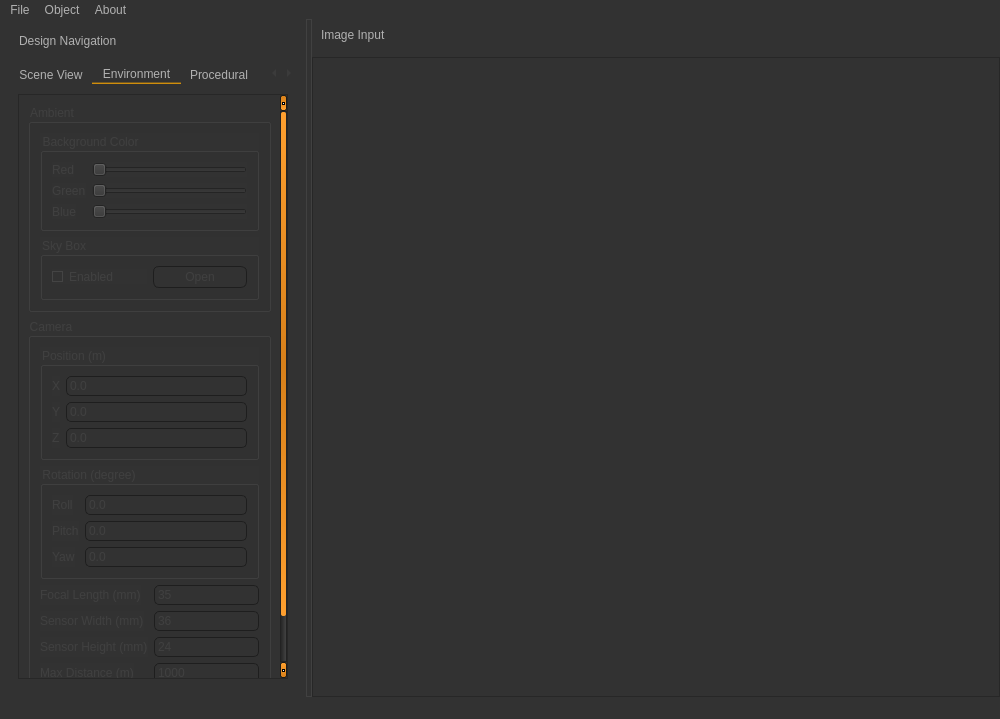
Above: editor/window_editor.ui from e8yes/e8yes-terrain before the change. Below: the same form after it.
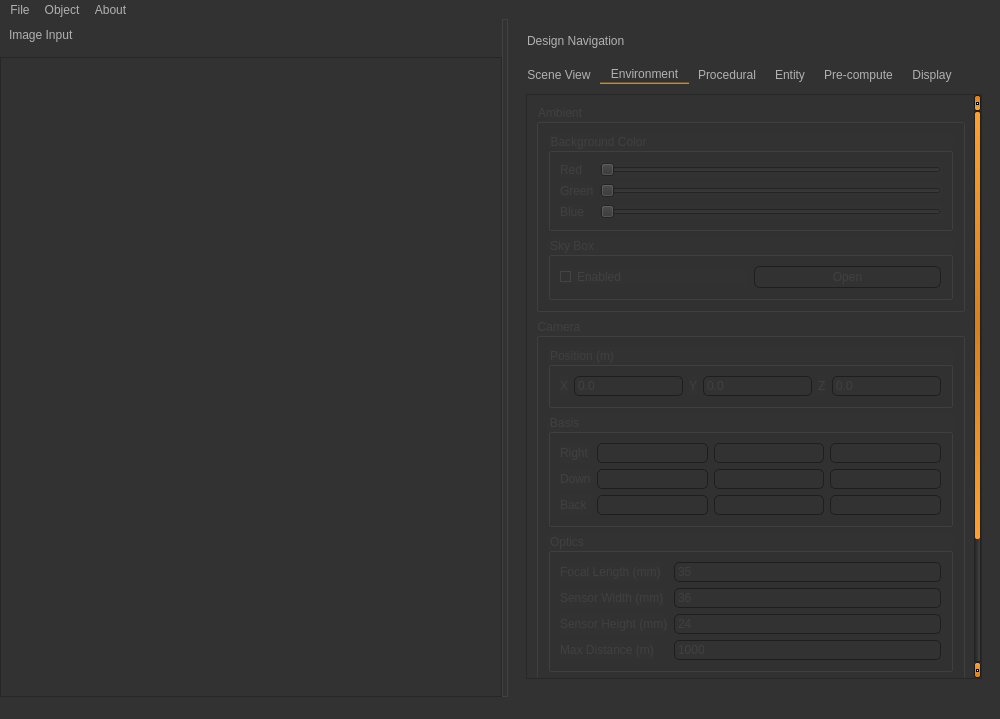
That is the form after the change. The open tabs and pages were chosen to show the change. Icons and pictures are not drawn.

Commit message: Defines the camera's rotation by basis vectors.

Diff of the .ui file:
```diff
--- a/editor/window_editor.ui
+++ b/editor/window_editor.ui
@@ -601,7 +601,7 @@
     <string>Design Navigation</string>
    </property>
    <attribute name="dockWidgetArea">
-    <number>1</number>
+    <number>2</number>
    </attribute>
    <widget class="QWidget" name="design_nav_dock_content">
     <layout class="QVBoxLayout" name="verticalLayout_3">
@@ -627,7 +627,7 @@
             <bool>false</bool>
            </property>
            <property name="selectionMode">
-            <enum>QAbstractItemView::MultiSelection</enum>
+            <enum>QAbstractItemView::SingleSelection</enum>
            </property>
            <property name="selectionBehavior">
             <enum>QAbstractItemView::SelectRows</enum>
@@ -664,8 +664,8 @@
              <rect>
               <x>0</x>
               <y>0</y>
-              <width>326</width>
-              <height>695</height>
+              <width>380</width>
+              <height>819</height>
              </rect>
             </property>
             <layout class="QVBoxLayout" name="verticalLayout_13">
@@ -778,31 +778,13 @@
                <layout class="QVBoxLayout" name="verticalLayout_12">
                 <item>
                  <widget class="QGroupBox" name="camera_pos_group">
+                  <property name="enabled">
+                   <bool>false</bool>
+                  </property>
                   <property name="title">
                    <string>Position (m)</string>
                   </property>
-                  <layout class="QFormLayout" name="formLayout_5">
-                   <item row="0" column="0">
-                    <widget class="QLabel" name="camera_pos_x_label">
-                     <property name="text">
-                      <string>X</string>
-                     </property>
-                    </widget>
-                   </item>
-                   <item row="1" column="0">
-                    <widget class="QLabel" name="camera_pos_y_label">
-                     <property name="text">
-                      <string>Y</string>
-                     </property>
-                    </widget>
-                   </item>
-                   <item row="2" column="0">
-                    <widget class="QLabel" name="camera_pos_z_label">
-                     <property name="text">
-                      <string>Z</string>
-                     </property>
-                    </widget>
-                   </item>
+                  <layout class="QGridLayout" name="gridLayout">
                    <item row="0" column="1">
                     <widget class="QLineEdit" name="camera_pos_x_edit">
                      <property name="text">
@@ -810,14 +792,35 @@
                      </property>
                     </widget>
                    </item>
-                   <item row="1" column="1">
+                   <item row="0" column="2">
+                    <widget class="QLabel" name="camera_pos_y_label">
+                     <property name="text">
+                      <string>Y</string>
+                     </property>
+                    </widget>
+                   </item>
+                   <item row="0" column="3">
                     <widget class="QLineEdit" name="camera_pos_y_edit">
                      <property name="text">
                       <string>0.0</string>
                      </property>
                     </widget>
                    </item>
-                   <item row="2" column="1">
+                   <item row="0" column="0">
+                    <widget class="QLabel" name="camera_pos_x_label">
+                     <property name="text">
+                      <string>X</string>
+                     </property>
+                    </widget>
+                   </item>
+                   <item row="0" column="4">
+                    <widget class="QLabel" name="camera_pos_z_label">
+                     <property name="text">
+                      <string>Z</string>
+                     </property>
+                    </widget>
+                   </item>
+                   <item row="0" column="5">
                     <widget class="QLineEdit" name="camera_pos_z_edit">
                      <property name="text">
                       <string>0.0</string>
@@ -828,80 +831,90 @@
                  </widget>
                 </item>
                 <item>
-                 <widget class="QGroupBox" name="camera_rot_group">
+                 <widget class="QGroupBox" name="camera_basis_group">
                   <property name="title">
-                   <string>Rotation (degree)</string>
+                   <string>Basis</string>
                   </property>
-                  <layout class="QFormLayout" name="formLayout_6">
-                   <item row="0" column="0">
-                    <widget class="QLabel" name="camera_rot_roll_label">
-                     <property name="text">
-                      <string>Roll</string>
-                     </property>
-                    </widget>
-                   </item>
-                   <item row="1" column="0">
-                    <widget class="QLabel" name="camera_rot_pitch_label">
-                     <property name="text">
-                      <string>Pitch</string>
-                     </property>
-                    </widget>
-                   </item>
-                   <item row="2" column="0">
-                    <widget class="QLabel" name="camera_rot_yaw_label">
-                     <property name="text">
-                      <string>Yaw</string>
-                     </property>
-                    </widget>
+                  <layout class="QGridLayout" name="gridLayout_2">
+                   <item row="0" column="2">
+                    <widget class="QLineEdit" name="camera_basis_right_y_edit"/>
                    </item>
                    <item row="0" column="1">
-                    <widget class="QLineEdit" name="camera_rot_roll_edit">
+                    <widget class="QLineEdit" name="camera_basis_right_x_edit"/>
+                   </item>
+                   <item row="2" column="0">
+                    <widget class="QLabel" name="camera_basis_back_label">
                      <property name="text">
-                      <string>0.0</string>
+                      <string>Back</string>
                      </property>
                     </widget>
                    </item>
+                   <item row="1" column="0">
+                    <widget class="QLabel" name="camera_basis_down_label">
+                     <property name="text">
+                      <string>Down</string>
+                     </property>
+                    </widget>
+                   </item>
+                   <item row="0" column="0">
+                    <widget class="QLabel" name="camera_basis_right_label">
+                     <property name="text">
+                      <string>Right</string>
+                     </property>
+                    </widget>
+                   </item>
+                   <item row="0" column="3">
+                    <widget class="QLineEdit" name="camera_basis_right_z_edit"/>
+                   </item>
                    <item row="1" column="1">
-                    <widget class="QLineEdit" name="camera_rot_pitch_edit">
-                     <property name="text">
-                      <string>0.0</string>
-                     </property>
-                    </widget>
+                    <widget class="QLineEdit" name="camera_basis_down_x_edit"/>
+                   </item>
+                   <item row="1" column="2">
+                    <widget class="QLineEdit" name="camera_basis_down_y_edit"/>
+                   </item>
+                   <item row="1" column="3">
+                    <widget class="QLineEdit" name="camera_basis_down_z_edit"/>
                    </item>
                    <item row="2" column="1">
-                    <widget class="QLineEdit" name="camera_rot_yaw_edit">
-                     <property name="text">
-                      <string>0.0</string>
-                     </property>
-                    </widget>
+                    <widget class="QLineEdit" name="camera_basis_back_x_edit"/>
+                   </item>
+                   <item row="2" column="2">
+                    <widget class="QLineEdit" name="camera_basis_back_y_edit"/>
+                   </item>
+                   <item row="2" column="3">
+                    <widget class="QLineEdit" name="camera_basis_back_z_edit"/>
                    </item>
                   </layout>
                  </widget>
                 </item>
                 <item>
-                 <layout class="QFormLayout" name="camera_form_layout">
-                  <item row="0" column="0">
+                 <widget class="QGroupBox" name="camera_optics_group">
+                  <property name="title">
+                   <string>Optics</string>
+                  </property>
+                  <layout class="QFormLayout" name="formLayout_5">
+                   <item row="1" column="0">
                    <widget class="QLabel" name="camera_focal_len_label">
                     <property name="text">
                      <string>Focal Length (mm)</string>
                     </property>
                    </widget>
                   </item>
-                  <item row="0" column="1">
+                   <item row="1" column="1">
                    <widget class="QLineEdit" name="camera_focal_len_edit">
                     <property name="text">
                      <string>35</string>
                     </property>
                    </widget>
                   </item>
-                  <item row="1" column="0">
+                   <item row="2" column="0">
                    <widget class="QLabel" name="camera_sensor_width_label">
                     <property name="text">
                      <string>Sensor Width (mm)</string>
                     </property>
                    </widget>
                   </item>
-                  <item row="1" column="1">
+                   <item row="2" column="1">
                    <widget class="QLineEdit" name="camera_sensor_width_edit">
                     <property name="text">
                      <string>36</string>
@@ -909,27 +922,13 @@
                    </widget>
                   </item>
                   <item row="3" column="0">
-                   <widget class="QLabel" name="camera_max_dist_label">
-                    <property name="text">
-                     <string>Max Distance (m)</string>
-                    </property>
-                   </widget>
-                  </item>
-                  <item row="3" column="1">
-                   <widget class="QLineEdit" name="camera_max_dist_edit">
-                    <property name="text">
-                     <string>1000</string>
-                    </property>
-                   </widget>
-                  </item>
-                  <item row="2" column="0">
                    <widget class="QLabel" name="camera_sensor_height_label">
                     <property name="text">
                      <string>Sensor Height (mm)</string>
                     </property>
                    </widget>
                   </item>
-                  <item row="2" column="1">
+                   <item row="3" column="1">
                    <widget class="QLineEdit" name="camera_sensor_height_edit">
                     <property name="text">
                      <string>24</string>
@@ -937,13 +936,36 @@
                    </widget>
                   </item>
                   <item row="4" column="0">
-                   <widget class="QLabel" name="camera_image_width_label">
+                    <widget class="QLabel" name="camera_max_dist_label">
                     <property name="text">
-                     <string>Image Width (pixel)</string>
+                      <string>Max Distance (m)</string>
                     </property>
                    </widget>
                   </item>
                   <item row="4" column="1">
+                    <widget class="QLineEdit" name="camera_max_dist_edit">
+                     <property name="text">
+                      <string>1000</string>
+                     </property>
+                    </widget>
+                   </item>
+                  </layout>
+                 </widget>
+                </item>
+                <item>
+                 <widget class="QGroupBox" name="camera_image_group">
+                  <property name="title">
+                   <string>Image</string>
+                  </property>
+                  <layout class="QFormLayout" name="formLayout_6">
+                   <item row="0" column="0">
+                    <widget class="QLabel" name="camera_image_width_label">
+                     <property name="text">
+                      <string>Width (pixel)</string>
+                     </property>
+                    </widget>
+                   </item>
+                   <item row="0" column="1">
                    <widget class="QLineEdit" name="camera_image_width_edit">
                     <property name="text">
                      <string>1024</string>
@@ -951,6 +973,44 @@
                    </widget>
                   </item>
                  </layout>
+                 </widget>
+                </item>
+                <item>
+                 <widget class="QGroupBox" name="camera_controller_group">
+                  <property name="title">
+                   <string>Controller</string>
+                  </property>
+                  <layout class="QFormLayout" name="formLayout_10">
+                   <item row="0" column="0">
+                    <widget class="QLabel" name="camera_mvm_sen_label">
+                     <property name="text">
+                      <string>Movement Sensitivity</string>
+                     </property>
+                    </widget>
+                   </item>
+                   <item row="0" column="1">
+                    <widget class="QSlider" name="camera_mvm_sen_slider">
+                     <property name="orientation">
+                      <enum>Qt::Horizontal</enum>
+                     </property>
+                    </widget>
+                   </item>
+                   <item row="1" column="0">
+                    <widget class="QLabel" name="camera_rot_sen_label">
+                     <property name="text">
+                      <string>Rotation Sensitivity</string>
+                     </property>
+                    </widget>
+                   </item>
+                   <item row="1" column="1">
+                    <widget class="QSlider" name="camera_rot_sen_slider">
+                     <property name="orientation">
+                      <enum>Qt::Horizontal</enum>
+                     </property>
+                    </widget>
+                   </item>
+                  </layout>
+                 </widget>
                 </item>
                </layout>
               </widget>
@@ -985,7 +1045,7 @@
              <rect>
               <x>0</x>
               <y>0</y>
-              <width>333</width>
+              <width>387</width>
               <height>574</height>
              </rect>
             </property>
@@ -1178,7 +1238,7 @@
              <rect>
               <x>0</x>
               <y>0</y>
-              <width>333</width>
+              <width>387</width>
               <height>574</height>
              </rect>
             </property>
@@ -1293,7 +1353,7 @@
              <rect>
               <x>0</x>
               <y>0</y>
-              <width>333</width>
+              <width>387</width>
               <height>574</height>
              </rect>
             </property>
```
Lines whose indentation alone changed are shown as unchanged. The commit also changes 14 other files.
